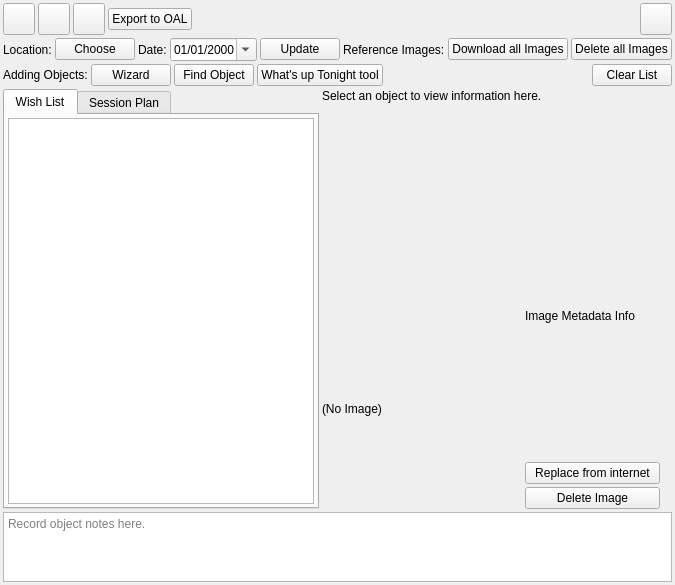
Old version of the form kstars/tools/observinglist.ui in the repository KDE/kstars.
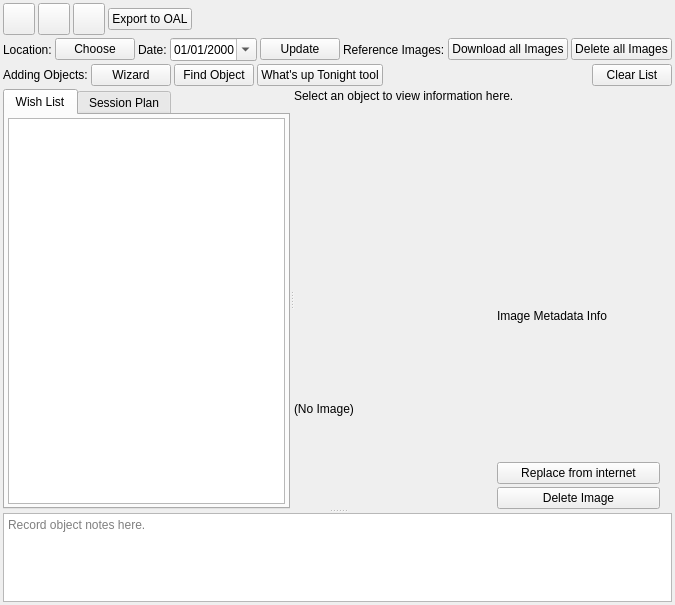
New version of the form. Custom widgets are drawn as their Qt base class.

Commit message: Fix odd Windows bug, add splitters, remove miniButton

Patch:
```diff
--- a/kstars/tools/observinglist.ui
+++ b/kstars/tools/observinglist.ui
@@ -6,11 +6,11 @@
    <rect>
     <x>0</x>
     <y>0</y>
-    <width>654</width>
-    <height>576</height>
+    <width>640</width>
+    <height>605</height>
    </rect>
   </property>
-  <layout class="QVBoxLayout" name="verticalLayout_4">
+  <layout class="QVBoxLayout" name="verticalLayout_2" stretch="0">
    <property name="spacing">
     <number>3</number>
    </property>
@@ -24,6 +24,16 @@
     <number>3</number>
    </property>
    <property name="bottomMargin">
+    <number>3</number>
+   </property>
+   <item>
+    <widget class="QSplitter" name="mainSplitter">
+     <property name="orientation">
+      <enum>Qt::Vertical</enum>
+     </property>
+     <widget class="QWidget" name="">
+      <layout class="QVBoxLayout" name="topLayout">
+       <property name="spacing">
     <number>3</number>
    </property>
    <item>
@@ -159,37 +169,6 @@
        </property>
       </spacer>
      </item>
-     <item>
-      <widget class="QPushButton" name="MiniButton">
-       <property name="sizePolicy">
-        <sizepolicy hsizetype="Fixed" vsizetype="Fixed">
-         <horstretch>0</horstretch>
-         <verstretch>0</verstretch>
-        </sizepolicy>
-       </property>
-       <property name="minimumSize">
-        <size>
-         <width>32</width>
-         <height>32</height>
-        </size>
-       </property>
-       <property name="maximumSize">
-        <size>
-         <width>32</width>
-         <height>32</height>
-        </size>
-       </property>
-       <property name="toolTip">
-        <string>Make window small</string>
-       </property>
-       <property name="whatsThis">
-        <string>This button toggles between large and small states.  The small state may be useful if you want the Observing list open while working in the main window.</string>
-       </property>
-       <property name="text">
-        <string/>
-       </property>
-      </widget>
-     </item>
     </layout>
    </item>
    <item>
@@ -393,14 +372,10 @@
     </layout>
    </item>
    <item>
-    <layout class="QHBoxLayout" name="WishSessionLayout" stretch="2,1">
-     <property name="spacing">
-      <number>3</number>
-     </property>
-     <property name="sizeConstraint">
-      <enum>QLayout::SetMinimumSize</enum>
-     </property>
-     <item>
+        <widget class="QSplitter" name="WishObjectInfoSplitter">
+         <property name="orientation">
+          <enum>Qt::Horizontal</enum>
+         </property>
       <widget class="QTabWidget" name="tabWidget">
        <property name="sizePolicy">
         <sizepolicy hsizetype="Expanding" vsizetype="Expanding">
@@ -549,8 +524,7 @@
         </layout>
        </widget>
       </widget>
-     </item>
-     <item>
+         <widget class="QWidget" name="">
       <layout class="QVBoxLayout" name="objectInfoLayout">
        <property name="spacing">
         <number>3</number>
@@ -688,14 +662,22 @@
         </layout>
        </item>
       </layout>
-     </item>
-    </layout>
-   </item>
-   <item>
+         </widget>
+        </widget>
+       </item>
+      </layout>
+     </widget>
     <widget class="QTextEdit" name="NotesEdit">
+      <property name="sizePolicy">
+       <sizepolicy hsizetype="Preferred" vsizetype="Preferred">
+        <horstretch>0</horstretch>
+        <verstretch>0</verstretch>
+       </sizepolicy>
+      </property>
      <property name="placeholderText">
       <string>Record object notes here.</string>
      </property>
+     </widget>
     </widget>
    </item>
   </layout>
```
Lines whose indentation alone changed are shown as unchanged. The commit also changes 2 other files.
